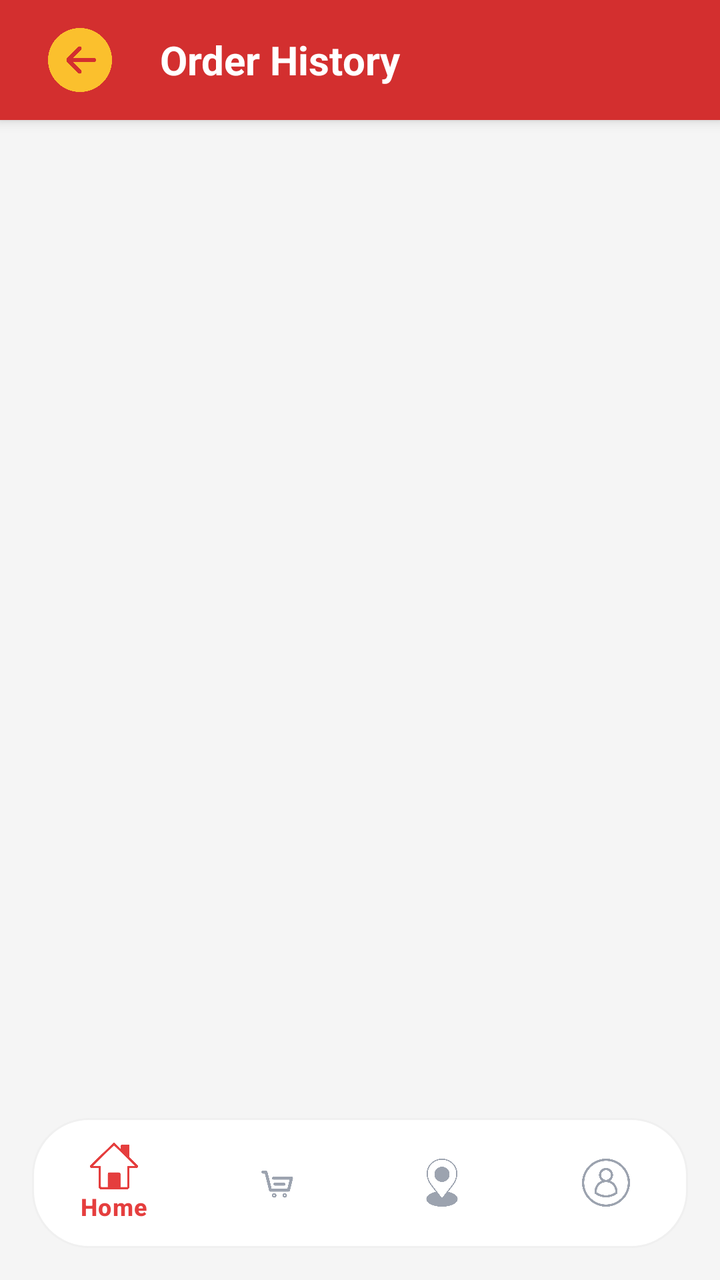
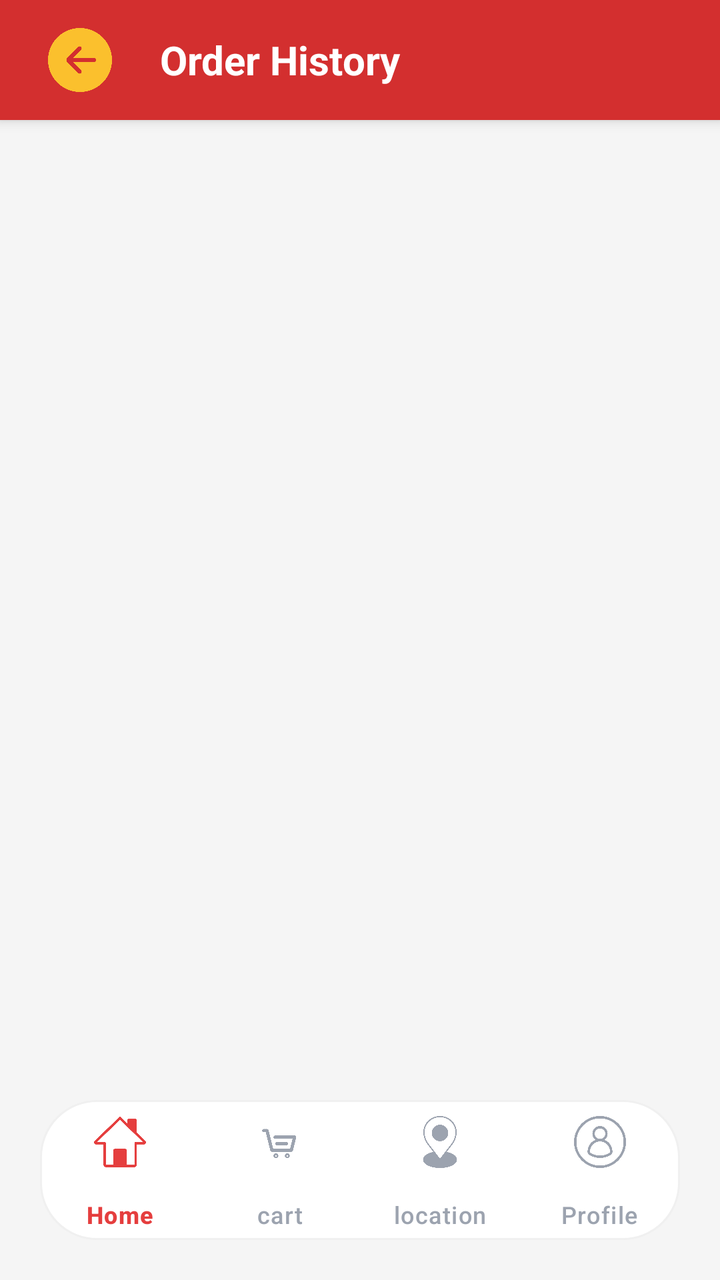

Screens rendered from an Android XML layout before and after an edit, with the pre-edit source and the edit as a unified diff.
<!-- AndroidManifest.xml: application theme Theme.Pizzar11 -->
<!-- res/layout/activity_order_history.xml -->
<?xml version="1.0" encoding="utf-8"?>
<RelativeLayout xmlns:android="http://schemas.android.com/apk/res/android"
    xmlns:app="http://schemas.android.com/apk/res-auto"
    android:layout_width="match_parent"
    android:layout_height="match_parent"
    android:background="#F5F5F5">



    
    <LinearLayout
        android:id="@+id/headerLayout"
        android:layout_width="match_parent"
        android:layout_height="60dp"
        android:background="@color/tomato_red"
        android:orientation="horizontal"
        android:gravity="center_vertical"
        android:paddingStart="16dp"
        android:paddingEnd="16dp"
        android:elevation="4dp">

        <ImageView
            android:id="@+id/ivBack"
            android:layout_width="48dp"
            android:layout_height="48dp"
            android:src="@drawable/back"
            android:layout_marginEnd="16dp"
            android:contentDescription="Back"
            android:background="?android:attr/selectableItemBackgroundBorderless"
            android:padding="8dp"
            android:tint="@color/cheese_yellow"/>

        <TextView
            android:layout_width="0dp"
            android:layout_height="wrap_content"
            android:layout_weight="1"
            android:text="Order History"
            android:textSize="20sp"
            android:textStyle="bold"
            android:textColor="#FFFF" />



    </LinearLayout>

    
    <FrameLayout
        android:layout_width="match_parent"
        android:layout_height="match_parent"
        android:layout_below="@id/headerLayout"
        android:padding="16dp">

        
        <androidx.recyclerview.widget.RecyclerView
            android:id="@+id/recyclerView"
            android:layout_width="match_parent"
            android:layout_height="match_parent"
            android:visibility="gone"
            android:clipToPadding="false"
            android:paddingBottom="16dp" />

        
        <ProgressBar
            android:id="@+id/progressBar"
            android:layout_width="wrap_content"
            android:layout_height="wrap_content"
            android:layout_gravity="center"
            android:indeterminateTint="#FF5722" />

        
        <LinearLayout
            android:id="@+id/emptyLayout"
            android:layout_width="wrap_content"
            android:layout_height="wrap_content"
            android:layout_gravity="center"
            android:orientation="vertical"
            android:gravity="center"
            android:visibility="gone">

            <ImageView
                android:layout_width="80dp"
                android:layout_height="80dp"

                android:alpha="0.5"
                android:layout_marginBottom="16dp" />

            <TextView
                android:id="@+id/tvEmpty"
                android:layout_width="wrap_content"
                android:layout_height="wrap_content"
                android:text="No orders found"
                android:textSize="16sp"
                android:textColor="#666666"
                android:gravity="center" />

        </LinearLayout>

    </FrameLayout>


    <androidx.constraintlayout.widget.ConstraintLayout
        xmlns:android="http://schemas.android.com/apk/res/android"
        xmlns:app="http://schemas.android.com/apk/res-auto"
        android:layout_width="match_parent"
        android:layout_height="match_parent">

        
        <androidx.recyclerview.widget.RecyclerView
            android:id="@+id/recyclerViewOrders"
            android:layout_width="0dp"
            android:layout_height="0dp"
            app:layout_constraintTop_toTopOf="parent"
            app:layout_constraintBottom_toTopOf="@id/bottomNavigationView"
            app:layout_constraintStart_toStartOf="parent"
            app:layout_constraintEnd_toEndOf="parent"
            android:paddingBottom="0dp" />
        <com.google.android.material.bottomnavigation.BottomNavigationView
            android:id="@+id/bottomNavigationView"
            android:layout_width="0dp"
            android:layout_height="65dp"
            android:layout_marginStart="16dp"
            android:layout_marginEnd="16dp"
            android:layout_marginBottom="16dp"
            android:background="@drawable/simple_nav_background"
            android:elevation="12dp"
            app:itemIconTint="@color/nav_item_color"
            app:itemTextColor="@color/nav_item_color"
            app:itemActiveIndicatorStyle="@style/CustomActiveIndicator"
            app:labelVisibilityMode="selected"
            app:menu="@menu/bottom_nav_menu"
            app:layout_constraintBottom_toBottomOf="parent"
            app:layout_constraintStart_toStartOf="parent"
            app:layout_constraintEnd_toEndOf="parent"/>

    </androidx.constraintlayout.widget.ConstraintLayout>

</RelativeLayout>
<!-- resources referenced by this layout -->
<resources>
  <color name="cheese_yellow">#FBC02D</color>
  <color name="tomato_red">#D32F2F</color>
  <!-- drawable back: png bitmap (drawable, 6180 bytes) -->
  <!-- drawable simple_nav_background (drawable) -->
  <?xml version="1.0" encoding="utf-8"?>
  <shape xmlns:android="http://schemas.android.com/apk/res/android">
      <solid android:color="#FFFFFF" />
      <corners android:radius="28dp" />
      <stroke
          android:width="1dp"
          android:color="#F0F0F0" />
  </shape>
  <style name="CustomActiveIndicator">
          <item name="indicatorColor">@color/tomato_red</item>
      </style>
  <style name="Theme.Pizzar11" parent="Base.Theme.Pizzar11" />
  <style name="Base.Theme.Pizzar11" parent="Theme.Material3.DayNight.NoActionBar">
          
          
      </style>
</resources>

<!-- the commit's change to res/layout/activity_order_history.xml (unified diff, before → after) -->
@@ -117,16 +117,19 @@
         <com.google.android.material.bottomnavigation.BottomNavigationView
             android:id="@+id/bottomNavigationView"
             android:layout_width="0dp"
-            android:layout_height="65dp"
-            android:layout_marginStart="16dp"
-            android:layout_marginEnd="16dp"
-            android:layout_marginBottom="16dp"
+            android:layout_height="70dp"
+            android:layout_marginStart="20dp"
+            android:layout_marginEnd="20dp"
+            android:layout_marginBottom="20dp"
             android:background="@drawable/simple_nav_background"
-            android:elevation="12dp"
+            android:elevation="8dp"
             app:itemIconTint="@color/nav_item_color"
             app:itemTextColor="@color/nav_item_color"
             app:itemActiveIndicatorStyle="@style/CustomActiveIndicator"
-            app:labelVisibilityMode="selected"
+            app:itemIconSize="26dp"
+            app:itemPaddingTop="8dp"
+            app:itemPaddingBottom="8dp"
+            app:labelVisibilityMode="labeled"
             app:menu="@menu/bottom_nav_menu"
             app:layout_constraintBottom_toBottomOf="parent"
             app:layout_constraintStart_toStartOf="parent"
<!-- resource entries referenced after the edit -->
@@ -12,8 +12,11 @@
           android:width="1dp"
           android:color="#F0F0F0" />
   </shape>
-  <style name="CustomActiveIndicator">
-          <item name="indicatorColor">@color/tomato_red</item>
+  <style name="CustomActiveIndicator" parent="Widget.Material3.BottomNavigationView.ActiveIndicator">
+          <item name="android:color">#FFEBE9</item>
+          <item name="shapeAppearance">@style/ShapeAppearance.Material3.Corner.Full</item>
+          <item name="android:width">64dp</item>
+          <item name="android:height">32dp</item>
       </style>
   <style name="Theme.Pizzar11" parent="Base.Theme.Pizzar11" />
   <style name="Base.Theme.Pizzar11" parent="Theme.Material3.DayNight.NoActionBar">
